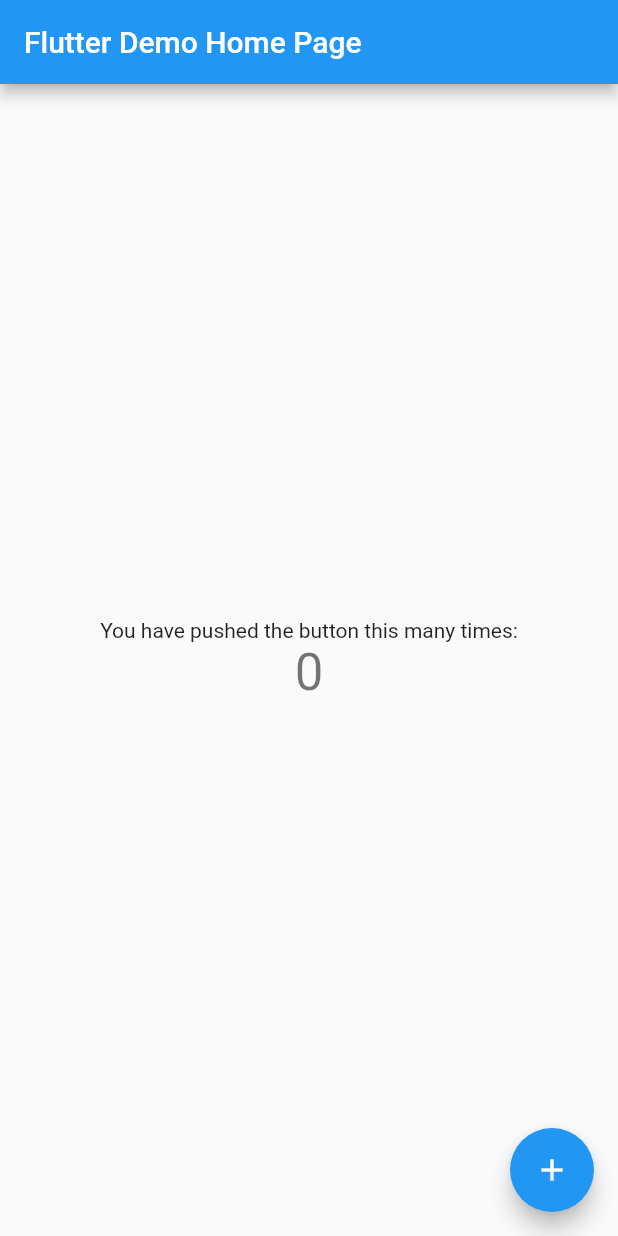
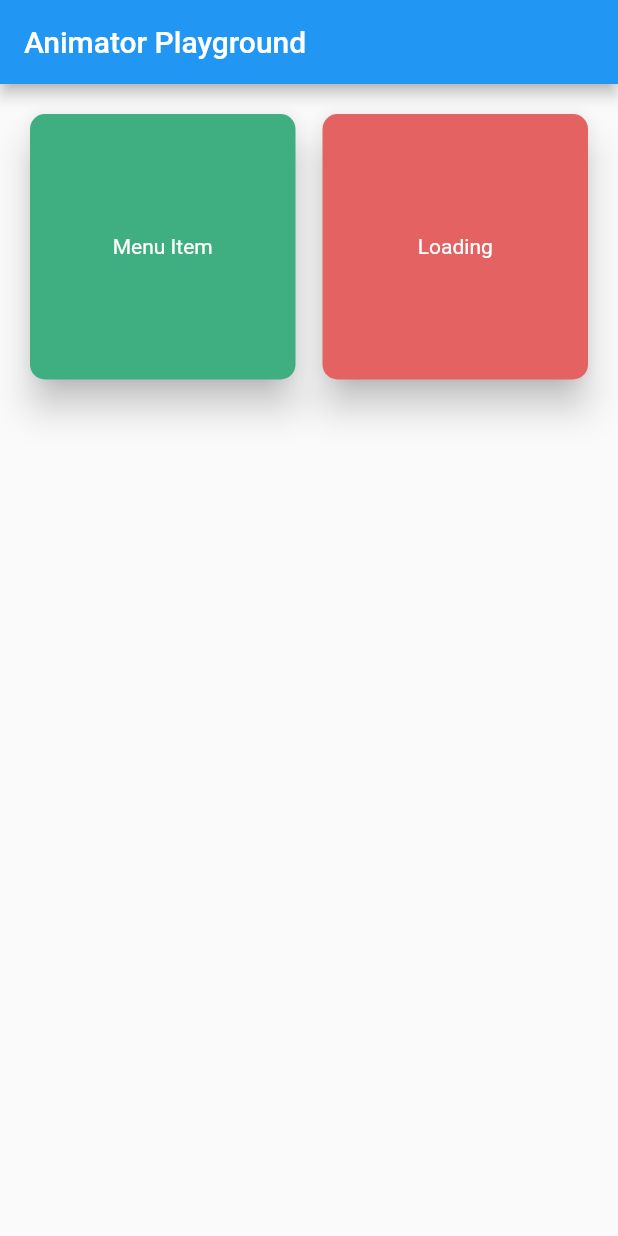
Before and after one commit to jassi-singh/animator_playground, a Flutter app: the screen it shows after launch, on a phone screen of 412 x 824 dp. Run offline on Flutter 3.47's test engine with Material 2 defaults, Android fonts, the phone set to English and light mode, and no system bars.

Commit message:
added layout for animation widgets

```diff
--- /dev/null
+++ b/lib/data/animations_data.dart
@@ -0,0 +1,19 @@
+import 'package:animator_playground/models/animation_model.dart';
+import 'package:flutter/material.dart';
+
+final animationsList = [
+  AnimationInfo(
+    title: 'Menu Item',
+    description:
+        'Used on almost every website by now, simple but impressively animated it becomes a real eye-catcher',
+    animationType: AnimationType.menuIcon,
+    color: const Color(0xff3faf82),
+  ),
+  AnimationInfo(
+    title: 'Loading',
+    description:
+        'The best are always websites that do not need a loading status. If they do, here would be a calming one.',
+    animationType: AnimationType.loading,
+    color: const Color(0xffe56262),
+  )
+];
--- a/lib/main.dart
+++ b/lib/main.dart
@@ -1,3 +1,4 @@
+import 'package:animator_playground/screens/homepage.dart';
 import 'package:flutter/material.dart';
 
 void main() {
@@ -7,109 +8,12 @@
 class MyApp extends StatelessWidget {
   const MyApp({Key? key}) : super(key: key);
 
-  // This widget is the root of your application.
   @override
   Widget build(BuildContext context) {
     return MaterialApp(
-      title: 'Flutter Demo',
-      theme: ThemeData(
-        // This is the theme of your application.
-        //
-        // Try running your application with "flutter run". You'll see the
-        // application has a blue toolbar. Then, without quitting the app, try
-        // changing the primarySwatch below to Colors.green and then invoke
-        // "hot reload" (press "r" in the console where you ran "flutter run",
-        // or simply save your changes to "hot reload" in a Flutter IDE).
-        // Notice that the counter didn't reset back to zero; the application
-        // is not restarted.
-        primarySwatch: Colors.blue,
-      ),
-      home: const MyHomePage(title: 'Flutter Demo Home Page'),
+      title: 'Animator Playground',
+      theme: ThemeData(),
+      home: const HomePage(),
     );
   }
 }
-
-class MyHomePage extends StatefulWidget {
-  const MyHomePage({Key? key, required this.title}) : super(key: key);
-
-  // This widget is the home page of your application. It is stateful, meaning
-  // that it has a State object (defined below) that contains fields that affect
-  // how it looks.
-
-  // This class is the configuration for the state. It holds the values (in this
-  // case the title) provided by the parent (in this case the App widget) and
-  // used by the build method of the State. Fields in a Widget subclass are
-  // always marked "final".
-
-  final String title;
-
-  @override
-  State<MyHomePage> createState() => _MyHomePageState();
-}
-
-class _MyHomePageState extends State<MyHomePage> {
-  int _counter = 0;
-
-  void _incrementCounter() {
-    setState(() {
-      // This call to setState tells the Flutter framework that something has
-      // changed in this State, which causes it to rerun the build method below
-      // so that the display can reflect the updated values. If we changed
-      // _counter without calling setState(), then the build method would not be
-      // called again, and so nothing would appear to happen.
-      _counter++;
-    });
-  }
-
-  @override
-  Widget build(BuildContext context) {
-    // This method is rerun every time setState is called, for instance as done
-    // by the _incrementCounter method above.
-    //
-    // The Flutter framework has been optimized to make rerunning build methods
-    // fast, so that you can just rebuild anything that needs updating rather
-    // than having to individually change instances of widgets.
-    return Scaffold(
-      appBar: AppBar(
-        // Here we take the value from the MyHomePage object that was created by
-        // the App.build method, and use it to set our appbar title.
-        title: Text(widget.title),
-      ),
-      body: Center(
-        // Center is a layout widget. It takes a single child and positions it
-        // in the middle of the parent.
-        child: Column(
-          // Column is also a layout widget. It takes a list of children and
-          // arranges them vertically. By default, it sizes itself to fit its
-          // children horizontally, and tries to be as tall as its parent.
-          //
-          // Invoke "debug painting" (press "p" in the console, choose the
-          // "Toggle Debug Paint" action from the Flutter Inspector in Android
-          // Studio, or the "Toggle Debug Paint" command in Visual Studio Code)
-          // to see the wireframe for each widget.
-          //
-          // Column has various properties to control how it sizes itself and
-          // how it positions its children. Here we use mainAxisAlignment to
-          // center the children vertically; the main axis here is the vertical
-          // axis because Columns are vertical (the cross axis would be
-          // horizontal).
-          mainAxisAlignment: MainAxisAlignment.center,
-          children: <Widget>[
-            const Text(
-              'You have pushed the button this many times:',
-            ),
-            Text(
-              '$_counter',
-              style: Theme.of(context).textTheme.headline4,
-            ),
-          ],
-        ),
-      ),
-      floatingActionButton: FloatingActionButton(
-        onPressed: _incrementCounter,
-        tooltip: 'Increment',
-        child: const Icon(Icons.add),
-      ), // This trailing comma makes auto-formatting nicer for build methods.
-    );
-  }
-}
--- /dev/null
+++ b/lib/models/animation_model.dart
@@ -0,0 +1,17 @@
+import 'package:flutter/material.dart';
+
+class AnimationInfo {
+  final String title;
+  final String description;
+  final AnimationType animationType;
+  final Color color;
+
+  AnimationInfo({
+    required this.title,
+    required this.description,
+    required this.animationType,
+    required this.color,
+  });
+}
+
+enum AnimationType { menuIcon,loading }
--- /dev/null
+++ b/lib/screens/animations/animations_page.dart
@@ -0,0 +1,39 @@
+import 'package:animator_playground/models/animation_model.dart';
+import 'package:flutter/material.dart';
+
+import 'menu_icon/menu_icon.dart';
+
+class AnimationsPage extends StatelessWidget {
+  final AnimationInfo animationInfo;
+  const AnimationsPage({Key? key, required this.animationInfo})
+      : super(key: key);
+
+  @override
+  Widget build(BuildContext context) {
+    return Scaffold(
+      backgroundColor: animationInfo.color,
+      body: Stack(
+        children: [
+          SafeArea(
+            child: BackButton(
+              color: Colors.white,
+              onPressed: () => Navigator.pop(context),
+            ),
+          ),
+          Center(
+            child: _showAnimation(animationInfo.animationType),
+          ),
+        ],
+      ),
+    );
+  }
+
+  Widget _showAnimation(AnimationType animationType) {
+    switch (animationType) {
+      case AnimationType.menuIcon:
+        return const MenuIcon();
+      default:
+        return const MenuIcon();
+    }
+  }
+}
--- /dev/null
+++ b/lib/screens/animations/menu_icon/menu_icon.dart
@@ -0,0 +1,13 @@
+import 'package:flutter/material.dart';
+
+class MenuIcon extends StatelessWidget {
+  const MenuIcon({Key? key}) : super(key: key);
+
+  @override
+  Widget build(BuildContext context) {
+    return IconButton(
+      icon: const Icon(Icons.menu),
+      onPressed: () {},
+    );
+  }
+}
--- /dev/null
+++ b/lib/screens/homepage.dart
@@ -0,0 +1,70 @@
+import 'package:animator_playground/data/animations_data.dart';
+import 'package:animator_playground/screens/animations/animations_page.dart';
+import 'package:flutter/material.dart';
+
+import '../models/animation_model.dart';
+
+class HomePage extends StatelessWidget {
+  const HomePage({Key? key}) : super(key: key);
+  @override
+  Widget build(BuildContext context) {
+    return Scaffold(
+      appBar: AppBar(
+        title: const Text('Animator Playground'),
+      ),
+      body: Padding(
+        padding: const EdgeInsets.all(16.0),
+        child: GridView.builder(
+          gridDelegate: const SliverGridDelegateWithFixedCrossAxisCount(
+            crossAxisCount: 2,
+            mainAxisSpacing: 10,
+            crossAxisSpacing: 10,
+          ),
+          itemCount: animationsList.length,
+          itemBuilder: (BuildContext context, int index) {
+            return ItemCard(animationInfo: animationsList[index]);
+          },
+        ),
+      ),
+    );
+  }
+}
+
+class ItemCard extends StatelessWidget {
+  final AnimationInfo animationInfo;
+  const ItemCard({
+    Key? key,
+    required this.animationInfo,
+  }) : super(key: key);
+
+  @override
+  Widget build(BuildContext context) {
+    return InkWell(
+      onTap: () => Navigator.push(
+        context,
+        MaterialPageRoute(
+          builder: (BuildContext context) {
+            return AnimationsPage(
+              animationInfo: animationInfo,
+            );
+          },
+        ),
+      ),
+      child: Card(
+        color: animationInfo.color,
+        elevation: 10,
+        shape: RoundedRectangleBorder(
+          borderRadius: BorderRadius.circular(10),
+        ),
+        child: Center(
+          child: Text(
+            animationInfo.title,
+            style: const TextStyle(
+              color: Colors.white,
+            ),
+          ),
+        ),
+      ),
+    );
+  }
+}
```
